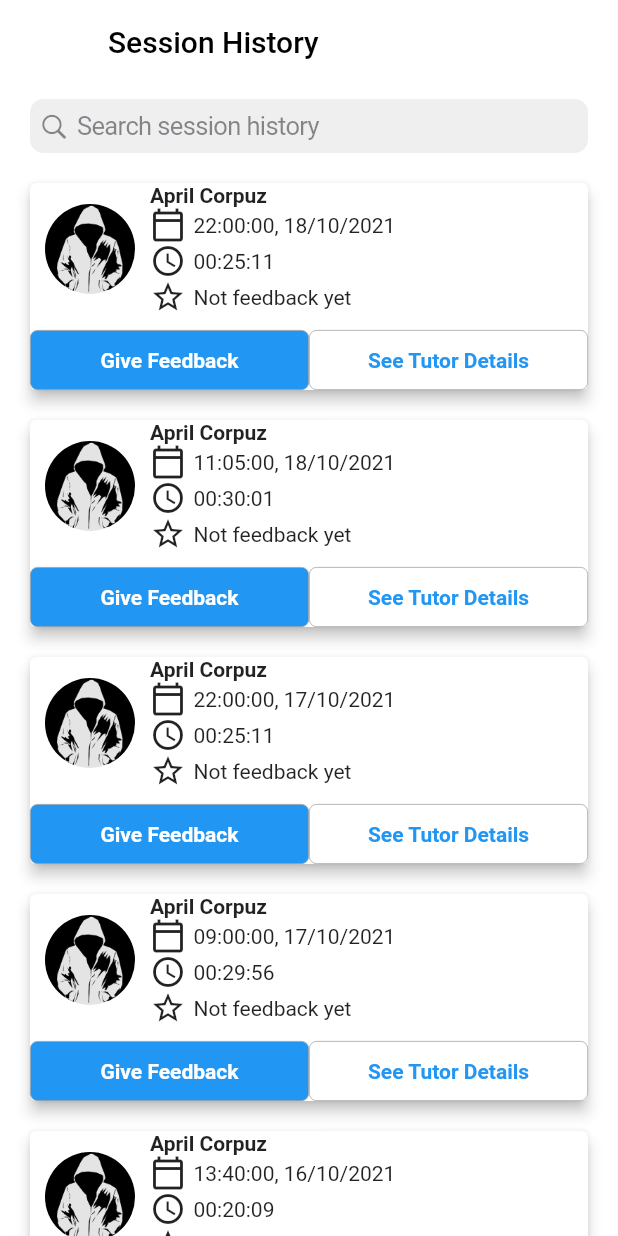
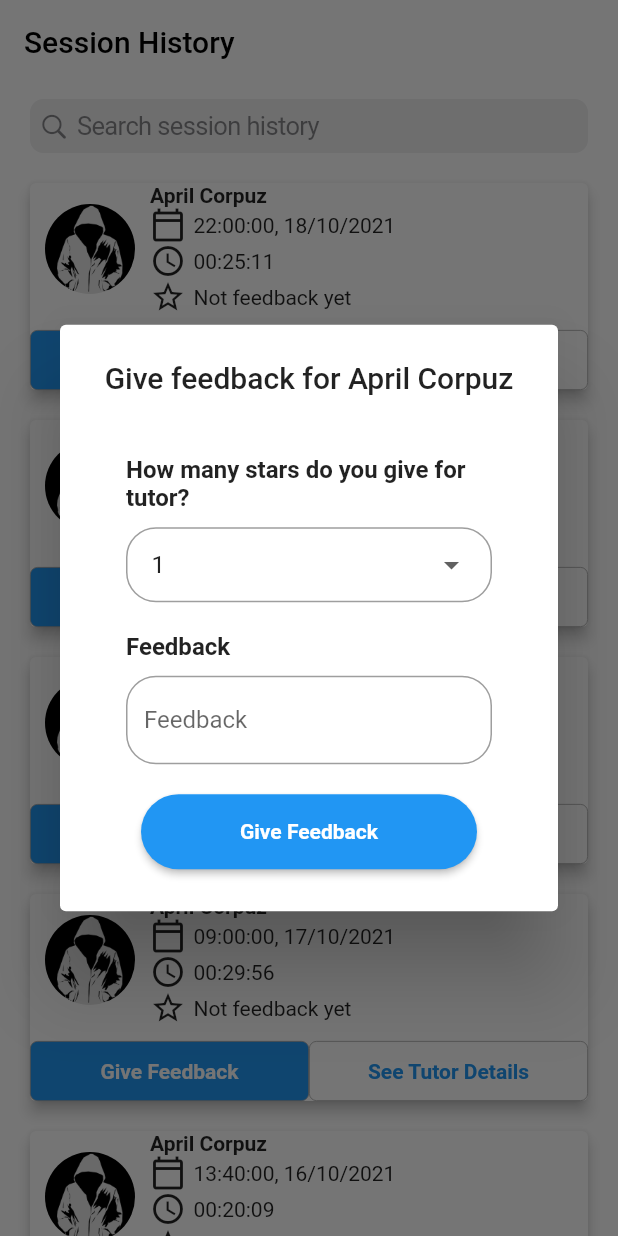
Before and after one commit to DangThanh2010/1_on_1_Learning_MobileApp, a Flutter app: the SessionHistory screen opened directly, after a tap on "Give Feedback", on a phone screen of 412 x 824 dp. Run offline on Flutter 3.47's test engine with Material 2 defaults, Android fonts, the phone set to English and light mode, and no system bars; missing offline and left inert: sign_button.

Commit message:
Update session history screen: show 'give feedback' dialog when click 'give feedback' button

```diff
--- a/let_tutor/lib/main.dart
+++ b/let_tutor/lib/main.dart
@@ -23,7 +23,7 @@ void main() {
   runApp(MaterialApp(
     title: "Let Tutor",
     home: SafeArea(
-      child: TutorDetail(),
+      child: SessionHistory(),
     ),
   ));
 }
--- /dev/null
+++ b/let_tutor/lib/session_history/give_feedback_dialog.dart
@@ -0,0 +1,39 @@
+import 'package:flutter/material.dart';
+import 'package:let_tutor/global_widget/button.dart';
+import 'package:let_tutor/global_widget/selected_input.dart';
+import 'package:let_tutor/global_widget/text_input.dart';
+
+class GiveFeedbackDialog extends StatelessWidget{
+  GiveFeedbackDialog(this.name);
+
+  final String name;
+
+  Widget setupContent(context) {
+    return
+      Container(
+        color: Colors.white,
+        height: 300,
+        width: 300,
+        child: ListView(
+          children: [
+            SelectedInput('How many stars do you give for tutor?', 'Number of star', (String value) {}, ['1', '2', '3', '4', '5']),
+            TextInput('Feedback', 'Feedback', false, TextInputType.text, (String value){}),
+
+            Button('Give Feedback', () {
+              Navigator.pop(context);
+            })
+          ]
+        )
+    );
+  }
+
+  @override
+  Widget build(BuildContext context) {
+    return AlertDialog(
+      title: Center(
+        child: Text('Give feedback for ' + name),
+      ),
+      content: setupContent(context),
+    );
+  }
+}
--- a/let_tutor/lib/session_history/session_history_card.dart
+++ b/let_tutor/lib/session_history/session_history_card.dart
@@ -1,4 +1,5 @@
 import 'package:flutter/material.dart';
+import 'package:let_tutor/session_history/give_feedback_dialog.dart';
 
 class SessionHistoryCard extends StatelessWidget {
   SessionHistoryCard(this.avatar, this.name, this.start, this.isFeedbacked, this.timeToLearn);
@@ -77,7 +78,13 @@ class SessionHistoryCard extends StatelessWidget {
             children: [
               Expanded(
                 child:  GestureDetector(
-                  onTap: () {},
+                  onTap: () {
+                    showDialog(
+                      context: context,
+                      builder: (BuildContext context) {
+                        return GiveFeedbackDialog(name);              }
+                    );
+                  },
                   child: Container(
                     margin: const EdgeInsets.only(top: 10),
                     alignment: Alignment.center,
```
